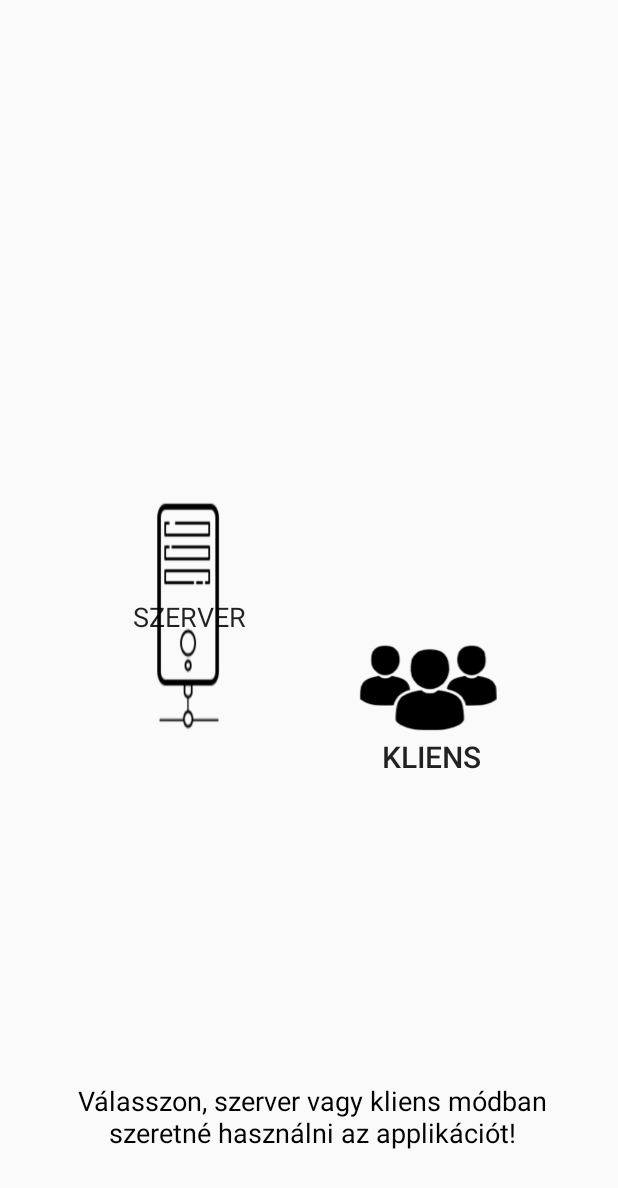
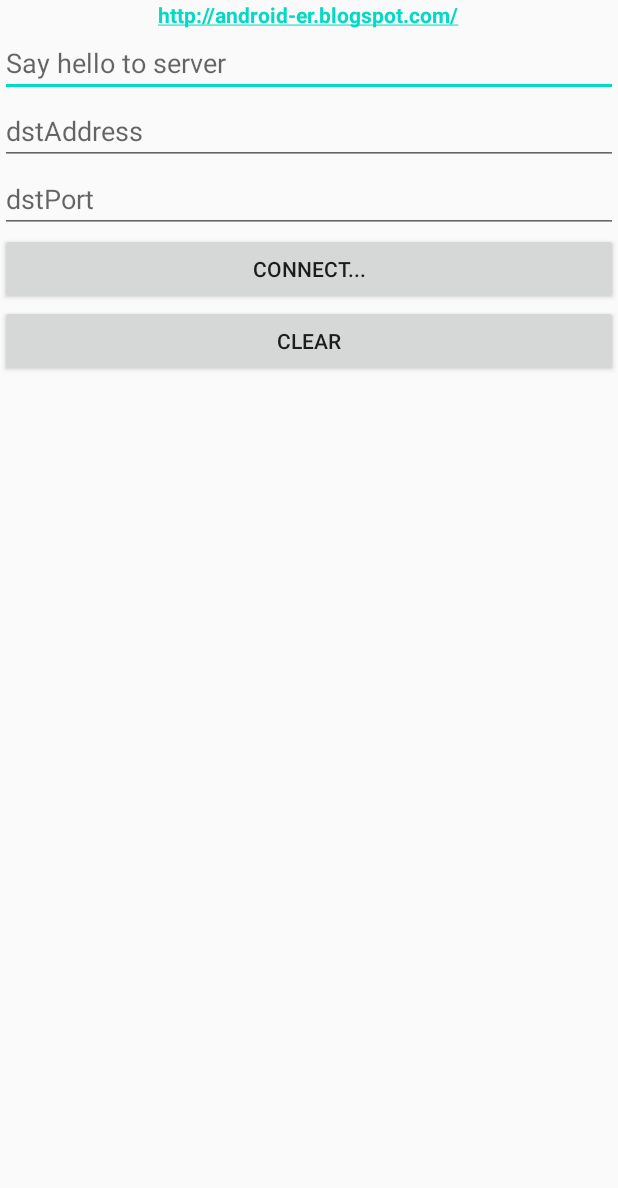
Before and after one commit to Lazar-source/Zenegep, an Android app: the ClientActivity screen opened directly, with no data from a screen before it, on a phone screen of 412 x 824 dp. Shown: the top 1188 px of the screen. Run offline under Robolectric (Android 15) with nearby library versions, the phone set to English and light mode, and no system bars.

Commit message:
New Client-Server

```diff
--- a/app/src/main/java/com/example/zenegep/ClientActivity.java
+++ b/app/src/main/java/com/example/zenegep/ClientActivity.java
@@ -19,6 +19,7 @@ import android.widget.TextView;
 import android.widget.Toast;
 
 public class ClientActivity extends Activity {
+    DatabaseHelper myDb;
     TextView textResponse;
     EditText editTextAddress, editTextPort;
     Button buttonConnect, buttonClear;
@@ -28,18 +29,15 @@ public class ClientActivity extends Activity {
     @Override
     protected void onCreate(Bundle savedInstanceState) {
         super.onCreate(savedInstanceState);
-        setContentView(R.layout.activity_main);
+        setContentView(R.layout.activity_client);
 
         editTextAddress =  findViewById(R.id.address);
         editTextPort =  findViewById(R.id.port);
         buttonConnect =  findViewById(R.id.connect);
         buttonClear = findViewById(R.id.clear);
         textResponse =  findViewById(R.id.response);
-
         welcomeMsg = findViewById(R.id.welcomemsg);
-
         buttonConnect.setOnClickListener(buttonConnectOnClickListener);
-
         buttonClear.setOnClickListener(new OnClickListener() {
 
             @Override
@@ -47,6 +45,7 @@ public class ClientActivity extends Activity {
                 textResponse.setText("");
             }
         });
+        myDb=new DatabaseHelper(this);
     }
 
     OnClickListener buttonConnectOnClickListener = new OnClickListener() {
@@ -105,7 +104,7 @@ public class ClientActivity extends Activity {
                 e.printStackTrace();
                 response = "UnknownHostException: " + e.toString();
             } catch (IOException e) {
-                // TODO Auto-generated catch block
+
                 e.printStackTrace();
                 response = "IOException: " + e.toString();
             } finally {
@@ -113,7 +112,7 @@ public class ClientActivity extends Activity {
                     try {
                         socket.close();
                     } catch (IOException e) {
-                        // TODO Auto-generated catch block
+
                         e.printStackTrace();
                     }
                 }
@@ -122,7 +121,7 @@ public class ClientActivity extends Activity {
                     try {
                         dataOutputStream.close();
                     } catch (IOException e) {
-                        // TODO Auto-generated catch block
+
                         e.printStackTrace();
                     }
                 }
@@ -131,7 +130,7 @@ public class ClientActivity extends Activity {
                     try {
                         dataInputStream.close();
                     } catch (IOException e) {
-                        // TODO Auto-generated catch block
+
                         e.printStackTrace();
                     }
                 }
--- /dev/null
+++ b/app/src/main/java/com/example/zenegep/DatabaseHelper.java
@@ -0,0 +1,41 @@
+package com.example.zenegep;
+import android.content.ContentValues;
+import android.content.Context;
+import android.database.sqlite.SQLiteDatabase;
+import android.database.sqlite.SQLiteOpenHelper;
+
+public class DatabaseHelper extends SQLiteOpenHelper{
+public static final String DATABASE_NAME="Zenegep";
+    public static final String TABLE_NAME="Video";
+    public static final String COL_1="VIDEO_ID";
+    public static final String COL_2="SENTQUANTITY";
+    public static final String COL_3="CHANNELNAME";
+    public static final String COL_4="TYPEOFMUSIC";
+
+    @Override
+    public void onCreate(SQLiteDatabase db)
+    {
+        db.execSQL("CREATE TABLE " +TABLE_NAME+"(Video_ID TEXT PRIMARY KEY,SENTQUANTITY INTEGER, CHANNELNAME TEXT,TYPEOFMUSIC TEXT)");
+    }
+
+    @Override
+    public void onUpgrade(SQLiteDatabase db,int oldVersion,int newVersion)
+    {
+        db.execSQL("DROP TABLE IF EXISTS "+TABLE_NAME);
+        onCreate(db);
+    }
+    public DatabaseHelper(Context context ){
+        super(context,DATABASE_NAME, null,1);
+        SQLiteDatabase db=this.getWritableDatabase();
+    }
+    public void insertData(String videoid, int quantity, String channame, String typeofmusic  )
+    {
+        SQLiteDatabase db=this.getWritableDatabase();
+        ContentValues contentValues = new ContentValues();
+        contentValues.put(COL_1,videoid);
+        contentValues.put(COL_2,quantity);
+        contentValues.put(COL_3,channame);
+        contentValues.put(COL_4,typeofmusic);
+
+    }
+}
--- a/app/src/main/java/com/example/zenegep/MainActivity.java
+++ b/app/src/main/java/com/example/zenegep/MainActivity.java
@@ -32,7 +32,7 @@ public class MainActivity extends AppCompatActivity {
         button.setOnClickListener(new View.OnClickListener() {
             @Override
             public void onClick(View v) {
-                Intent intent = new Intent(getApplicationContext(), ServerActivity.class);
+                Intent intent = new Intent(getApplicationContext(), YoutubeActivity.class);
                 startActivity(intent);
             }
         });
--- a/app/src/main/java/com/example/zenegep/YoutubeActivity.java
+++ b/app/src/main/java/com/example/zenegep/YoutubeActivity.java
@@ -18,7 +18,7 @@ public class YoutubeActivity extends YouTubeBaseActivity
 implements YouTubePlayer.OnInitializedListener
 {
     private String GOOGLE_API_KEY = "AIzaSyBNk8C_vUyaMjIvPb6RnekVZ2i6p0xEz7c";
-    private String YOUTUBE_VIDEO_ID = "mbRbzbGTNfk";
+    private String YOUTUBE_VIDEO_ID = "I2dJTE6NjWQ";
 
     @Override
     protected void onCreate(Bundle savedInstanceState) {
--- a/app/src/main/res/layout/activity_main.xml
+++ b/app/src/main/res/layout/activity_main.xml
@@ -8,22 +8,18 @@
 
     <Button
         android:id="@+id/button_szerver"
-        android:layout_width="117dp"
-        android:layout_height="105dp"
-        android:layout_alignParentTop="true"
+        android:background="@drawable/server"
+        android:layout_width="138dp"
+        android:layout_height="120dp"
         android:layout_alignParentEnd="true"
         android:layout_alignParentRight="true"
         android:layout_alignParentBottom="true"
-        android:layout_marginTop="312dp"
-        android:layout_marginEnd="227dp"
-        android:layout_marginRight="227dp"
-        android:layout_marginBottom="313dp"
-        android:background="@drawable/server"
-        android:lineSpacingExtra="8sp"
+        android:layout_marginEnd="55dp"
+        android:layout_marginRight="55dp"
+        android:layout_marginBottom="306dp"
+        android:gravity="bottom|center"
         android:text="Szerver"
-        android:textIsSelectable="false"
-        android:textSize="18sp"
-        android:typeface="normal" />
+        />
 
     <Button
         android:id="@+id/button_kliens"
@@ -32,9 +28,9 @@
         android:layout_alignParentEnd="true"
         android:layout_alignParentRight="true"
         android:layout_alignParentBottom="true"
-        android:layout_marginEnd="55dp"
-        android:layout_marginRight="55dp"
-        android:layout_marginBottom="306dp"
+        android:layout_marginEnd="223dp"
+        android:layout_marginRight="223dp"
+        android:layout_marginBottom="307dp"
         android:background="@drawable/kliens"
         android:gravity="bottom|center"
         android:text="Kliens"
```
